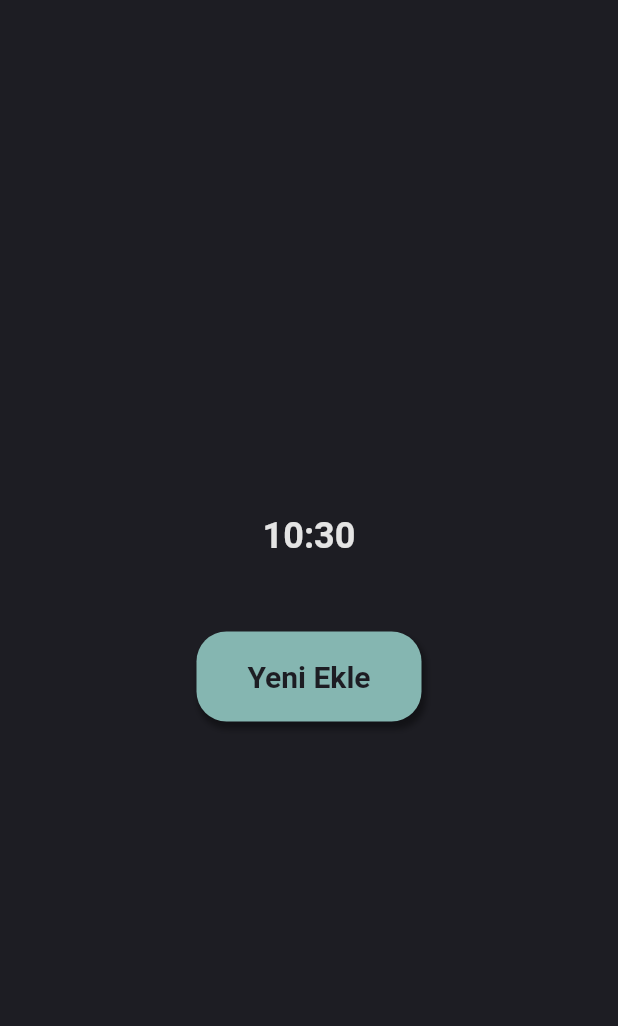
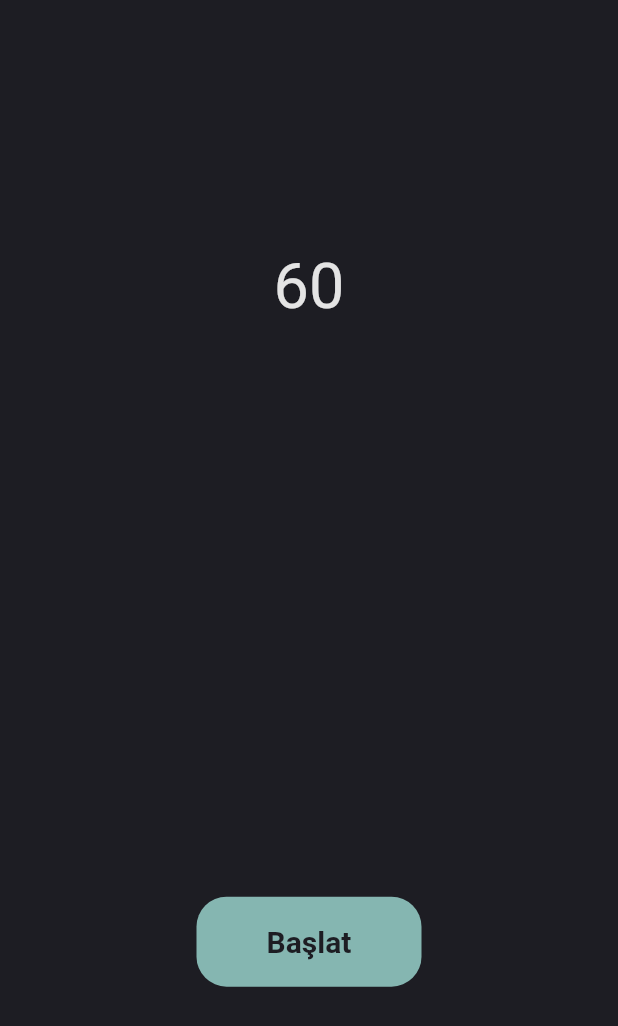
Before and after one commit to AkinBozburun/Clock-App-Flutter, a Flutter app: the StopwatchPage screen opened directly, on a phone screen of 412 x 824 dp. Shown: the top 1026 px of the screen. Run offline on Flutter 3.47's test engine with Material 2 defaults, Android fonts, the phone set to English and light mode, and no system bars.

Commit message:
Working on timer indicator animation.

```diff
--- a/lib/pages/stopwatch_page.dart
+++ b/lib/pages/stopwatch_page.dart
@@ -1,5 +1,7 @@
 import 'package:flutter/material.dart';
 import 'package:my_clock_app/styles/app_style.dart';
+import 'package:my_clock_app/widgets/stop_watch.dart';
+import 'package:my_clock_app/widgets/timer_button.dart';
 
 class StopwatchPage extends StatefulWidget
 {
@@ -29,51 +31,12 @@ class _StopwatchPageState extends State<StopwatchPage>
         (
           child: Column
           (
-            mainAxisAlignment: MainAxisAlignment.center,
-            children:
+            mainAxisAlignment: MainAxisAlignment.spaceEvenly,
+            children: const
             [
-              Text("$hours:$minutes",style: TextStyle
-              (
-                color: AppStyles.lightBackGroundColor,
-                fontSize: 24, fontWeight: FontWeight.bold
-              )),
-              const SizedBox(height: 50),
-              GestureDetector
-              (
-                onTap:() async
-                {
-                  TimeOfDay? newTime = await showTimePicker(context: context, initialTime: time);
-
-                  if(newTime == null) return;
-
-                  setState(() => time = newTime);
-                },
-                child: Container
-                (
-                  height: 60,
-                  width: 150,
-                  decoration: BoxDecoration
-                  (
-                    color: AppStyles().lightBlueColor,
-                    borderRadius: BorderRadius.circular(20),
-                    boxShadow:
-                    [
-                      BoxShadow
-                      (
-                        color:AppStyles().darkShadowColor,
-                        spreadRadius: 1,
-                        blurRadius: 3,
-                        offset: const Offset(2, 4), // changes position of shadow
-                      ),
-                    ],
-                  ),
-                  child: Center(child: Text("Yeni Ekle",style: TextStyle
-                  (
-                    color: AppStyles.darkBackGroundColor,
-                    fontSize: 20,fontWeight: FontWeight.bold
-                  ))),
-                ),
-              ),
+              StopWatch(),
+              SizedBox(height: 50),
+              TimerButton(),
             ],
           ),
         ),
--- a/lib/pages/world_clock_page.dart
+++ b/lib/pages/world_clock_page.dart
@@ -13,7 +13,6 @@ class WorldClockPage extends StatefulWidget
 
 class _WorldClockPageState extends State<WorldClockPage>
 {
-
   @override
   Widget build(BuildContext context)
   {
@@ -45,7 +44,6 @@ class _WorldClockPageState extends State<WorldClockPage>
             ),
           ],
         ),
-        //actions: [IconButton(onPressed: (){}, icon: const Icon(Icons.add))],
       ),
       body: CityList(),
     );
--- a/lib/widgets/clock_stream.dart
+++ b/lib/widgets/clock_stream.dart
@@ -12,10 +12,8 @@ class ClockWidget extends StatelessWidget
     return StreamBuilder
     (
       stream: Stream.periodic(const Duration(seconds: 1)),
-      builder: (context, snapshot)
-      {
-        return Text(DateFormat('hh:mm:ss').format(DateTime.now()), style: style);
-      },
+      builder: (context, snapshot) =>
+      Text(DateFormat('hh:mm:ss').format(DateTime.now()), style: style),
     );
   }
 }
--- /dev/null
+++ b/lib/widgets/stop_watch.dart
@@ -0,0 +1,28 @@
+import 'package:flutter/material.dart';
+import 'package:my_clock_app/styles/app_style.dart';
+
+class StopWatch extends StatefulWidget
+{
+  const StopWatch({super.key});
+
+  @override
+  State<StopWatch> createState() => _StopWatchState();
+}
+
+class _StopWatchState extends State<StopWatch>
+{
+  int time = 60;
+
+  @override
+  Widget build(BuildContext context)
+  {
+    return StreamBuilder
+    (
+      //stream: Stream.periodic(const Duration(seconds: 1)),
+      builder:(context, snapshot)
+      {
+        return Text(time.toString(),style: TextStyle(color: AppStyles.lightBackGroundColor),textScaleFactor: 3,);
+      }
+    );
+  }
+}
--- a/lib/widgets/time_picker.dart
+++ b/lib/widgets/time_picker.dart
@@ -1,3 +1,3 @@
 import 'package:flutter/material.dart';
 
-Widget timePicker(){return Center();}
+Widget timePicker(){return const Center();}
--- /dev/null
+++ b/lib/widgets/timer_button.dart
@@ -0,0 +1,53 @@
+import 'dart:async';
+
+import 'package:flutter/material.dart';
+import 'package:my_clock_app/styles/app_style.dart';
+
+class TimerButton extends StatefulWidget
+{
+  const TimerButton({super.key});
+
+  @override
+  State<TimerButton> createState() => _TimerButtonState();
+}
+
+class _TimerButtonState extends State<TimerButton>
+{
+  static const maxSeconds = 60;
+  int seconds = maxSeconds;
+  Timer? timer;
+
+  startTimer() => timer = Timer.periodic(const Duration(seconds: 1), (_)
+  {
+    setState(()=>seconds--);
+  });
+
+  @override
+  Widget build(BuildContext context)
+  {
+    return GestureDetector
+    (
+      onTap:() async => startTimer(),
+      //{
+      //  TimeOfDay? newTime = await showTimePicker(context: context, initialTime: time);
+      //  if(newTime == null) return;
+      //  setState(() => time = newTime);
+      //},
+      child: Container
+      (
+        height: 60,
+        width: 150,
+        decoration: BoxDecoration
+        (
+          color: AppStyles().lightBlueColor,
+          borderRadius: BorderRadius.circular(20),
+        ),
+        child: Center(child: Text("Başlat",style: TextStyle
+        (
+          color: AppStyles.darkBackGroundColor,
+          fontSize: 20,fontWeight: FontWeight.bold
+        ))),
+      ),
+    );
+  }
+}
--- a/pubspec.yaml
+++ b/pubspec.yaml
@@ -32,6 +32,7 @@ dependencies:
     sdk: flutter
   android_alarm_manager_plus: ^2.1.0
   intl: ^0.18.0
+  percent_indicator: ^4.2.2
 
 
   # The following adds the Cupertino Icons font to your application.
```
Also changed, not shown: lib/countdown.dart (added, +126 -0 lines), lib/main.dart (+18 -24 lines), pubspec.lock.
